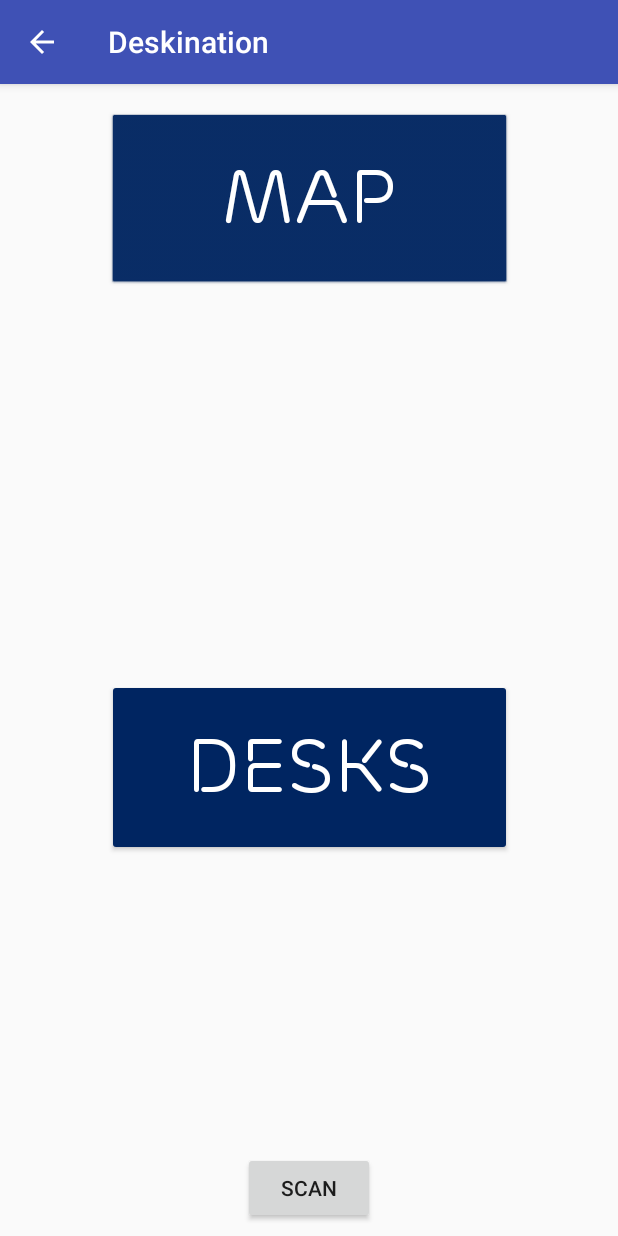
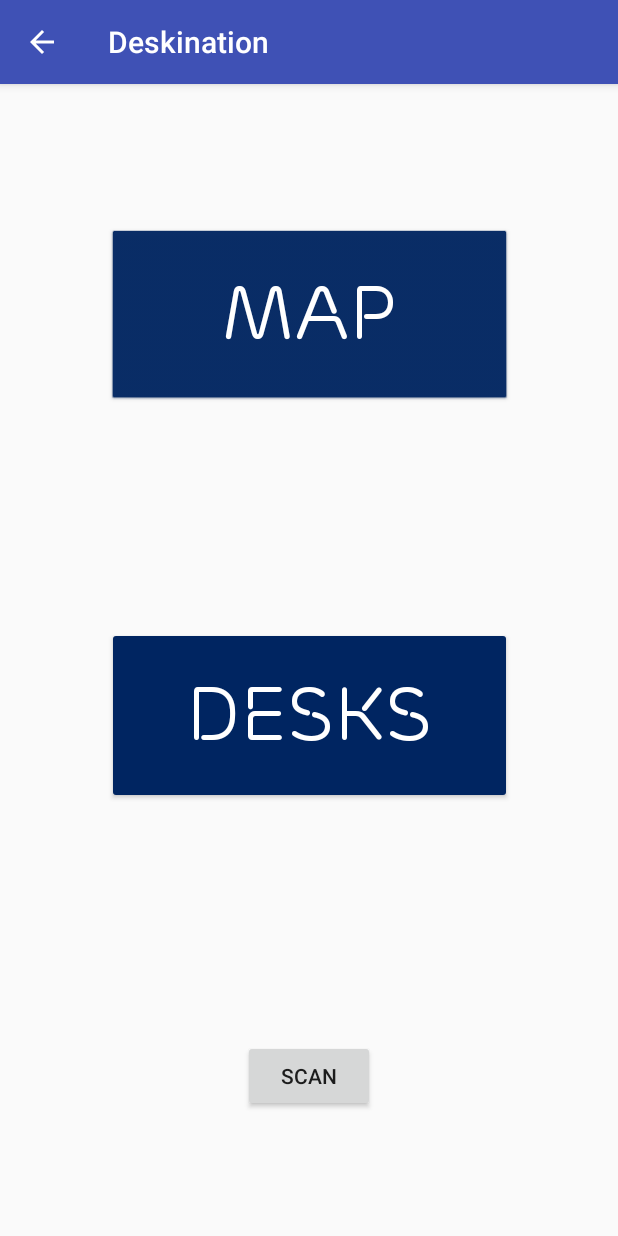
Before and after one commit to EricSumStu/August18, an Android app: the screen it shows after launch (SecondScreenActivity), on a phone screen of 412 x 824 dp. Run offline under Robolectric (Android 15) with nearby library versions, the phone set to English and light mode, and no system bars.

Commit message:
constraint in SecondScreen

```diff
--- a/app/src/main/res/layout/activity_second_screen.xml
+++ b/app/src/main/res/layout/activity_second_screen.xml
@@ -18,7 +18,8 @@
         app:layout_constraintBottom_toBottomOf="parent"
         app:layout_constraintEnd_toEndOf="parent"
         app:layout_constraintStart_toStartOf="parent"
-        app:layout_constraintTop_toBottomOf="@+id/textView" />
+        app:layout_constraintTop_toTopOf="parent"
+        app:layout_constraintVertical_bias="0.894" />
 
     <Button
         android:id="@+id/mapButton"
@@ -26,32 +27,38 @@
         android:layout_width="270dp"
         android:layout_height="118dp"
         android:layout_marginBottom="8dp"
+        android:layout_marginEnd="8dp"
+        android:layout_marginStart="8dp"
         android:layout_marginTop="8dp"
         android:backgroundTint="#002561"
         android:fontFamily="@font/ericsson_font"
         android:text="Map"
         android:textColor="#ffffff"
         android:textSize="50sp"
-        app:layout_constraintBottom_toTopOf="@+id/desksButton"
+        app:layout_constraintBottom_toBottomOf="parent"
         app:layout_constraintEnd_toEndOf="parent"
         app:layout_constraintStart_toStartOf="parent"
         app:layout_constraintTop_toTopOf="parent"
-        app:layout_constraintVertical_bias="0.043" />
+        app:layout_constraintVertical_bias="0.14" />
 
     <Button
         android:id="@+id/desksButton"
         android:layout_width="270dp"
         android:layout_height="118dp"
+        android:layout_marginBottom="8dp"
+        android:layout_marginEnd="8dp"
+        android:layout_marginStart="8dp"
+        android:layout_marginTop="8dp"
         android:backgroundTint="#002561"
         android:fontFamily="@font/ericsson_font"
         android:text="Desks"
         android:textColor="#ffffff"
         android:textSize="50sp"
-        app:layout_constraintBottom_toBottomOf="parent"
+        app:layout_constraintBottom_toBottomOf="@+id/button"
         app:layout_constraintEnd_toEndOf="parent"
         app:layout_constraintStart_toStartOf="parent"
         app:layout_constraintTop_toTopOf="parent"
-        app:layout_constraintVertical_bias="0.61" />
+        app:layout_constraintVertical_bias="0.642" />
 
 
 
```
